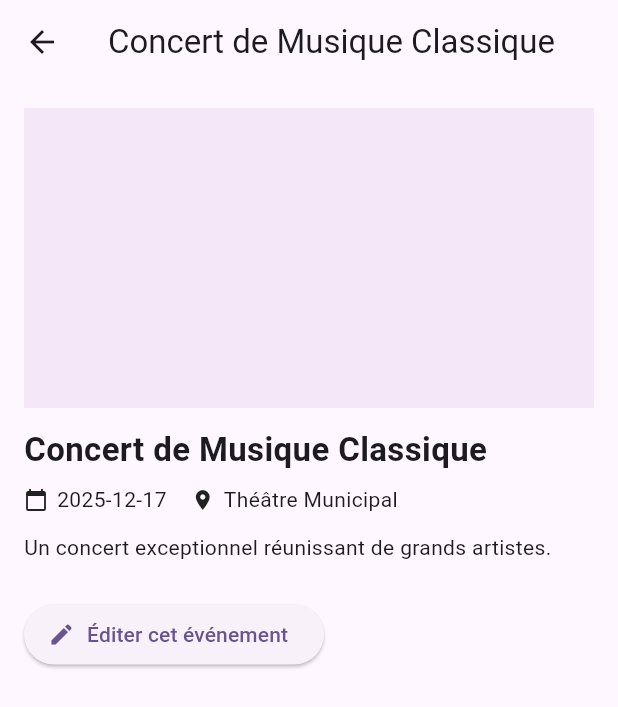
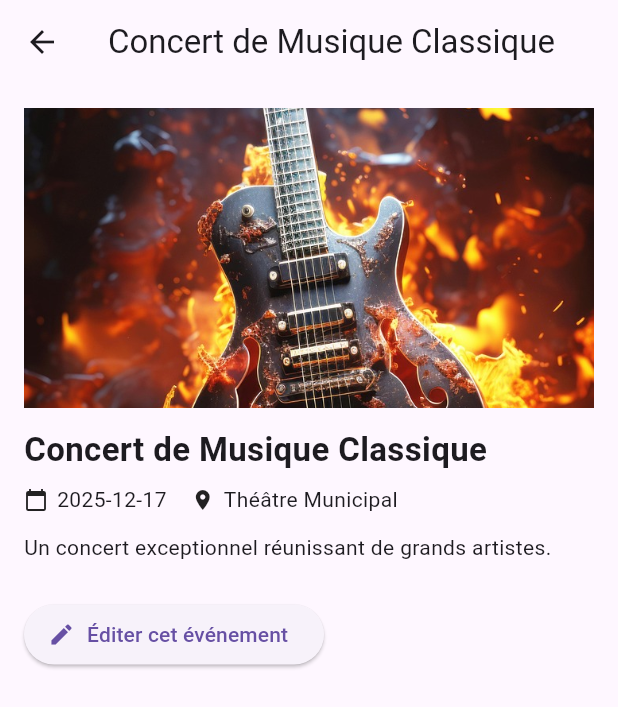
Before and after one commit to Hojine-06/CultureApp, a Flutter app: the EventsScreen screen opened by its route, after a tap on "Concert de Musique Classique", on a phone screen of 412 x 824 dp. Shown: the top 707 px of the screen. Run offline on Flutter 3.47's test engine with Material 3 defaults, Android fonts, the light colour scheme and no system bars; our stand-ins replace flutter_svg.

Commit message:
New modif

```diff
--- a/lib/screens/event_detail_screen.dart
+++ b/lib/screens/event_detail_screen.dart
@@ -2,47 +2,57 @@ import 'package:flutter/material.dart';
 import 'package:flutter_svg/flutter_svg.dart';
 
 import '../models/event_model.dart';
+import 'event_edit_screen.dart';
 
 class EventDetailScreen extends StatelessWidget {
   static const routeName = '/event-detail';
 
-  const EventDetailScreen({Key? key}) : super(key: key);
+  final Event? event;
+
+  const EventDetailScreen({super.key, this.event});
 
   String _formatDate(DateTime d) {
     final local = d.toLocal();
-    return '${local.year}-${local.month.toString().padLeft(2, '0')}-${local.day.toString().padLeft(2, '0')}';
+    return "${local.year}-${local.month.toString().padLeft(2, '0')}-${local.day.toString().padLeft(2, '0')}";
   }
 
   @override
   Widget build(BuildContext context) {
-    final args = ModalRoute.of(context)?.settings.arguments;
-    if (args == null || args is! Event) {
+    final Event? args = event ?? ModalRoute.of(context)?.settings.arguments as Event?;
+    if (args == null) {
       return Scaffold(
         appBar: AppBar(title: const Text('Détails')),
         body: const Center(child: Text('Aucun événement sélectionné.')),
       );
     }
-
-    final event = args as Event;
+    final ev = args;
 
     return Scaffold(
       appBar: AppBar(
-        title: Text(event.title),
+        title: Text(ev.title),
       ),
       body: SingleChildScrollView(
         padding: const EdgeInsets.all(16),
         child: Column(
           crossAxisAlignment: CrossAxisAlignment.start,
           children: [
-            // Affiche l'image si l'URL est fournie, sinon un placeholder.
-            if (event.imageUrl != null && event.imageUrl!.isNotEmpty)
+            if (ev.imageUrl != null && ev.imageUrl!.isNotEmpty)
               SizedBox(
                 width: double.infinity,
                 height: 200,
-                child: event.imageUrl!.startsWith('asset:')
-                    ? SvgPicture.asset(event.imageUrl!.substring(6), fit: BoxFit.cover)
+                child: ev.imageUrl!.startsWith('asset:')
+                    ? (ev.imageUrl!.substring(6).toLowerCase().endsWith('.svg')
+                        ? SvgPicture.asset(ev.imageUrl!.substring(6), fit: BoxFit.cover)
+                        : Image.asset(
+                            ev.imageUrl!.substring(6),
+                            fit: BoxFit.cover,
+                            errorBuilder: (context, error, stackTrace) => Container(
+                              color: Colors.grey.shade200,
+                              child: const Center(child: Icon(Icons.broken_image, size: 48)),
+                            ),
+                          ))
                     : Image.network(
-                        event.imageUrl!,
+                        ev.imageUrl!,
                         fit: BoxFit.cover,
                         loadingBuilder: (context, child, loadingProgress) {
                           if (loadingProgress == null) return child;
@@ -68,7 +78,7 @@ class EventDetailScreen extends StatelessWidget {
               ),
             const SizedBox(height: 12),
             Text(
-              event.title,
+              ev.title,
               style: const TextStyle(fontSize: 22, fontWeight: FontWeight.bold),
             ),
             const SizedBox(height: 8),
@@ -76,22 +86,28 @@ class EventDetailScreen extends StatelessWidget {
               children: [
                 const Icon(Icons.calendar_today, size: 16),
                 const SizedBox(width: 6),
-                Text(_formatDate(event.date)),
+                Text(_formatDate(ev.date)),
                 const SizedBox(width: 16),
                 const Icon(Icons.location_on, size: 16),
                 const SizedBox(width: 6),
-                Expanded(child: Text(event.location)),
+                Expanded(child: Text(ev.location)),
               ],
             ),
             const SizedBox(height: 12),
-            Text(event.description),
+            Text(ev.description),
             const SizedBox(height: 24),
             ElevatedButton.icon(
-              onPressed: () {
-                // Placeholder: open editor or share
-                ScaffoldMessenger.of(context).showSnackBar(
-                  const SnackBar(content: Text('Action: Éditer / Partager')),
-                );
+              onPressed: () async {
+                // Capture NavigatorState to avoid using BuildContext across async gap
+                final nav = Navigator.of(context);
+                final res = await nav.push(MaterialPageRoute(
+                  builder: (_) => const EventEditScreen(),
+                  settings: RouteSettings(arguments: ev),
+                ));
+                // If an Event was returned, pop this detail screen with the updated event
+                if (res != null && res is Event) {
+                  nav.pop(res);
+                }
               },
               icon: const Icon(Icons.edit),
               label: const Text('Éditer cet événement'),
--- a/lib/screens/event_edit_screen.dart
+++ b/lib/screens/event_edit_screen.dart
@@ -5,7 +5,7 @@ import '../models/event_model.dart';
 class EventEditScreen extends StatefulWidget {
   static const routeName = '/event-edit';
 
-  const EventEditScreen({Key? key}) : super(key: key);
+  const EventEditScreen({super.key});
 
   @override
   State<EventEditScreen> createState() => _EventEditScreenState();
--- a/lib/screens/events_screen.dart
+++ b/lib/screens/events_screen.dart
@@ -3,12 +3,12 @@ import 'package:flutter/material.dart';
 import '../models/event_model.dart';
 import 'event_detail_screen.dart';
 import 'event_edit_screen.dart';
-import 'package:flutter_svg/flutter_svg.dart';
+// flutter_svg not needed here because we use raster images (Image.asset)
 
 class EventsScreen extends StatefulWidget {
   static const routeName = '/events';
 
-  const EventsScreen({Key? key}) : super(key: key);
+  const EventsScreen({super.key});
 
   @override
   State<EventsScreen> createState() => _EventsScreenState();
@@ -25,7 +25,7 @@ class _EventsScreenState extends State<EventsScreen> {
           description: 'Un concert exceptionnel réunissant de grands artistes.',
           date: DateTime.now().add(const Duration(days: 7)),
           location: 'Théâtre Municipal',
-          imageUrl: 'asset:assets/images/event1.svg',
+          imageUrl: 'asset:assets/images/mus.jpg',
         ),
         Event(
           id: 'e2',
@@ -33,7 +33,7 @@ class _EventsScreenState extends State<EventsScreen> {
           description: 'Nouvelles œuvres d\'artistes locaux et internationaux.',
           date: DateTime.now().add(const Duration(days: 14)),
           location: 'Galerie Centrale',
-          imageUrl: 'asset:assets/images/event2.svg',
+          imageUrl: 'asset:assets/images/art.jpg',
         ),
         Event(
           id: 'e3',
@@ -41,7 +41,7 @@ class _EventsScreenState extends State<EventsScreen> {
           description: 'Trois jours de performances et d\'ateliers participatifs.',
           date: DateTime.now().add(const Duration(days: 21)),
           location: 'Parc des Expositions',
-          imageUrl: 'asset:assets/images/event3.svg',
+          imageUrl: 'asset:assets/images/danse.jpg',
         ),
       ];
 
@@ -63,6 +63,20 @@ class _EventsScreenState extends State<EventsScreen> {
     return Scaffold(
       appBar: AppBar(
         title: const Text('Événements'),
+        actions: [
+          IconButton(
+            tooltip: 'Ajouter',
+            icon: const Icon(Icons.add),
+            onPressed: () async {
+              final res = await Navigator.of(context).push(MaterialPageRoute(builder: (_) => const EventEditScreen()));
+              if (res != null && res is Event) {
+                setState(() {
+                  _events.add(res);
+                });
+              }
+            },
+          ),
+        ],
       ),
       body: ListView.builder(
         padding: const EdgeInsets.all(12),
@@ -73,19 +87,25 @@ class _EventsScreenState extends State<EventsScreen> {
             margin: const EdgeInsets.symmetric(vertical: 8),
             elevation: 4,
             child: InkWell(
-              onTap: () {
-                // Navigate to event detail screen
-                Navigator.of(context).pushNamed(
-                  EventDetailScreen.routeName,
-                  arguments: e,
-                );
+              onTap: () async {
+                // Navigate to event detail screen using MaterialPageRoute with the Event
+                final res = await Navigator.of(context).push(MaterialPageRoute(
+                  builder: (_) => EventDetailScreen(event: e),
+                ));
+                // If detail returned an updated Event, apply it to the list
+                if (res != null && res is Event) {
+                  setState(() {
+                    final idx = _events.indexWhere((ev) => ev.id == res.id);
+                    if (idx >= 0) _events[idx] = res;
+                  });
+                }
               },
               onLongPress: () async {
-                // Edit event
-                final res = await Navigator.of(context).pushNamed(
-                  EventEditScreen.routeName,
-                  arguments: e,
-                );
+                // Edit event using MaterialPageRoute and pass arguments via RouteSettings
+                final res = await Navigator.of(context).push(MaterialPageRoute(
+                  builder: (_) => const EventEditScreen(),
+                  settings: RouteSettings(arguments: e),
+                ));
                 if (res != null && res is Event) {
                   setState(() {
                     final idx = _events.indexWhere((ev) => ev.id == res.id);
@@ -96,14 +116,29 @@ class _EventsScreenState extends State<EventsScreen> {
               child: Row(
                 children: [
                   Container(
-                    width: 120,
-                    height: 100,
+                    width: 140,
+                    height: 140,
                     color: Colors.grey.shade300,
-                    child: e.imageUrl != null && e.imageUrl!.startsWith('asset:')
-                        ? SvgPicture.asset(e.imageUrl!.substring(6), fit: BoxFit.cover)
-                        : (e.imageUrl != null
-                            ? Image.network(e.imageUrl!, fit: BoxFit.cover, errorBuilder: (ctx, err, stack) => const Icon(Icons.broken_image))
-                            : const Icon(Icons.event, size: 48, color: Colors.white70)),
+                    child: ClipRRect(
+                      borderRadius: BorderRadius.circular(8),
+                      child: e.imageUrl != null && e.imageUrl!.startsWith('asset:')
+                          ? Image.asset(
+                              e.imageUrl!.substring(6),
+                              fit: BoxFit.cover,
+                              width: 140,
+                              height: 140,
+                              errorBuilder: (ctx, err, stack) => const Icon(Icons.broken_image),
+                            )
+                          : (e.imageUrl != null
+                              ? Image.network(
+                                  e.imageUrl!,
+                                  fit: BoxFit.cover,
+                                  width: 140,
+                                  height: 140,
+                                  errorBuilder: (ctx, err, stack) => const Icon(Icons.broken_image),
+                                )
+                              : const Icon(Icons.event, size: 48, color: Colors.white70)),
+                    ),
                   ),
                   const SizedBox(width: 12),
                   Expanded(
@@ -157,7 +192,7 @@ class _EventsScreenState extends State<EventsScreen> {
       ),
       floatingActionButton: FloatingActionButton(
         onPressed: () async {
-          final res = await Navigator.of(context).pushNamed(EventEditScreen.routeName);
+          final res = await Navigator.of(context).push(MaterialPageRoute(builder: (_) => const EventEditScreen()));
           if (res != null && res is Event) {
             setState(() {
               _events.add(res);
--- a/pubspec.yaml
+++ b/pubspec.yaml
@@ -64,6 +64,12 @@ flutter:
     - assets/images/event1.svg
     - assets/images/event2.svg
     - assets/images/event3.svg
+    - assets/images/mus.jpg
+    - assets/images/art.jpg
+    - assets/images/danse.jpg
+    - assets/images/musiquue.webp
+    - assets/images/dans.jpg
+    - assets/images/art.jpg
 
   # To add assets to your application, add an assets section, like this:
   # assets:
```
Also changed, not shown: lib/data/quiz_data.dart (added, +22 -0 lines), lib/main.dart (+30 -99 lines), lib/models/quiz_question_model.dart (added, +13 -0 lines), lib/screens/quiz_screen.dart (added, +115 -0 lines), assets/images/art.jpg (added), assets/images/dans.jpg (added), assets/images/danse.jpg (added), assets/images/event1.svg, assets/images/event2.svg, assets/images/event3.svg, assets/images/mus.jpg (added), assets/images/musiquue.webp (added), lib/models/event_model.dart (line endings or trailing spaces).
